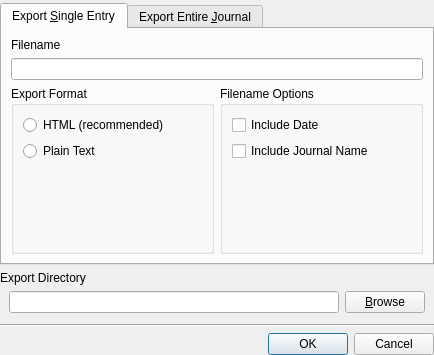
pwizard2/robojournal, file ui/entryexporter.ui: the form before one commit.
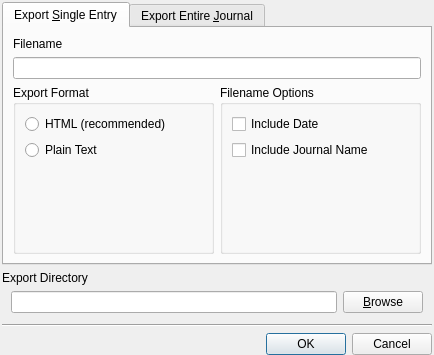
The form after the commit. Icons and pictures are not drawn.

```diff
--- a/ui/entryexporter.ui
+++ b/ui/entryexporter.ui
@@ -15,13 +15,13 @@
   </property>
   <layout class="QVBoxLayout" name="verticalLayout_4">
    <property name="leftMargin">
-    <number>0</number>
+    <number>2</number>
    </property>
    <property name="topMargin">
-    <number>3</number>
+    <number>2</number>
    </property>
    <property name="rightMargin">
-    <number>0</number>
+    <number>2</number>
    </property>
    <property name="bottomMargin">
     <number>0</number>
```
